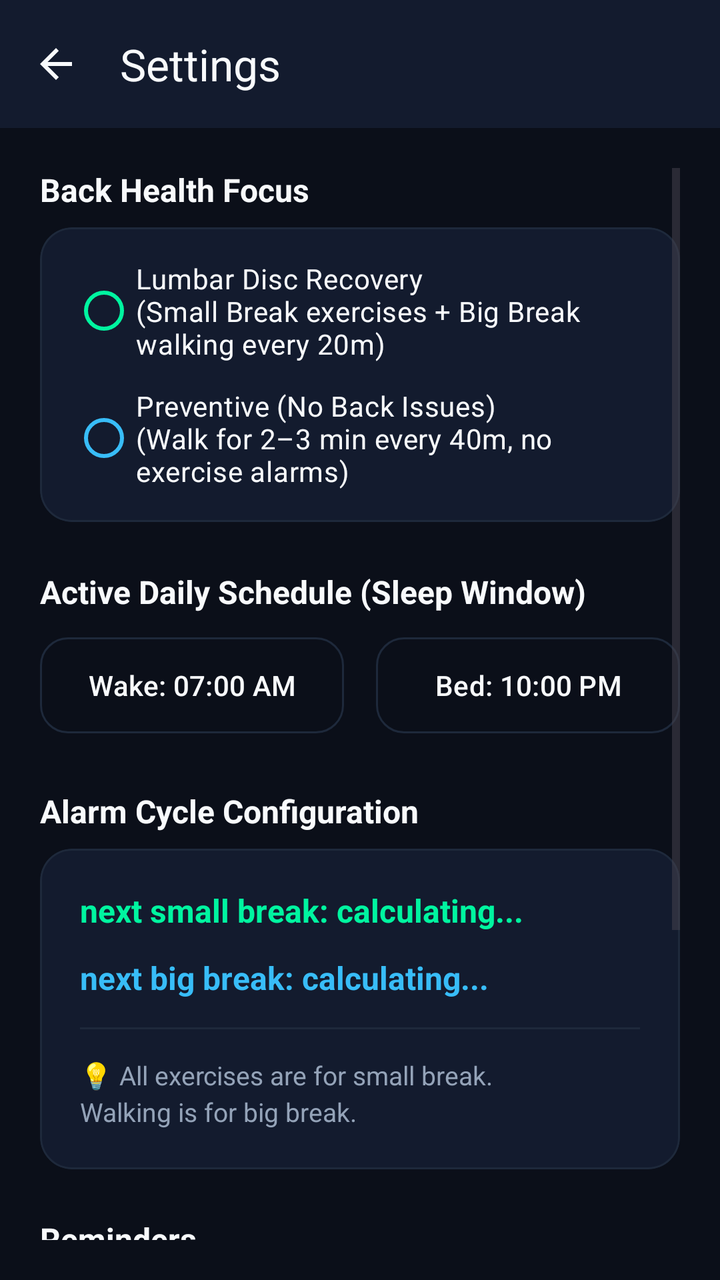
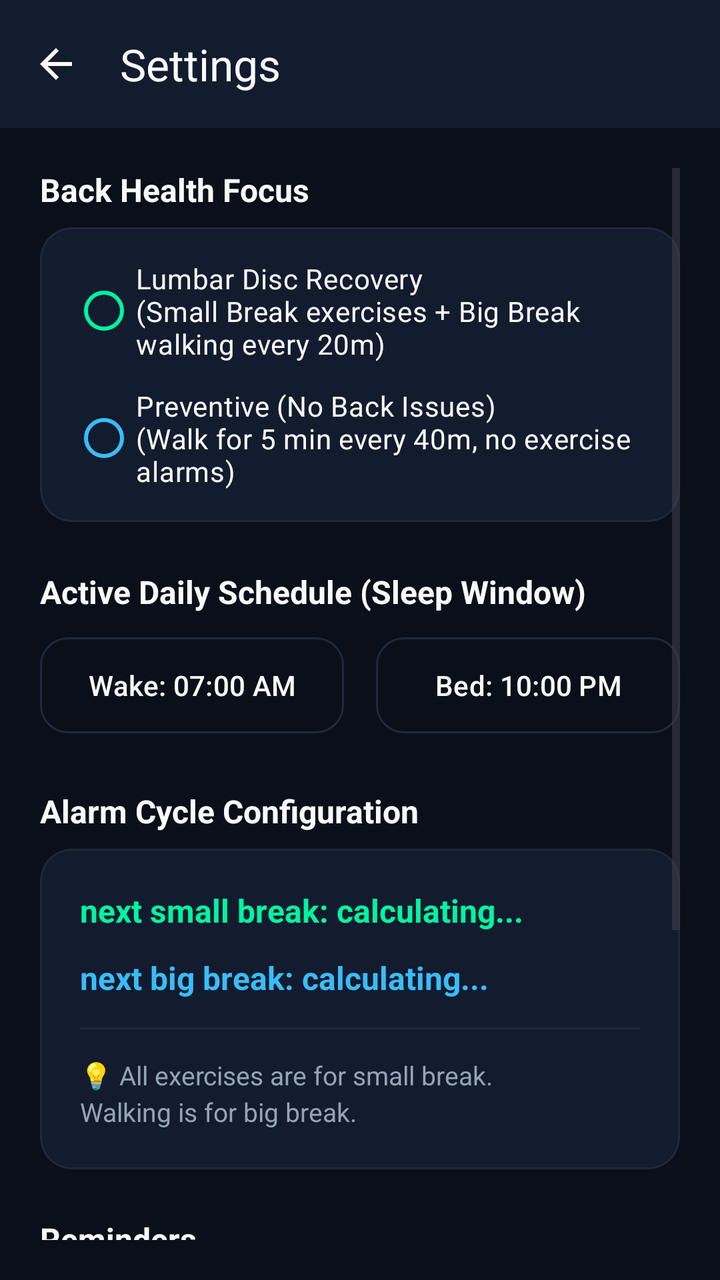

Screens rendered from an Android XML layout before and after an edit, with the pre-edit source and the edit as a unified diff.
<!-- AndroidManifest.xml: application theme Theme.BackHealth -->
<!-- res/layout/activity_settings.xml -->
<?xml version="1.0" encoding="utf-8"?>
<LinearLayout xmlns:android="http://schemas.android.com/apk/res/android"
    xmlns:app="http://schemas.android.com/apk/res-auto"
    android:layout_width="match_parent"
    android:layout_height="match_parent"
    android:background="@color/bg_obsidian"
    android:orientation="vertical">

    <com.google.android.material.appbar.MaterialToolbar
        android:id="@+id/toolbarSettings"
        android:layout_width="match_parent"
        android:layout_height="?attr/actionBarSize"
        android:background="@color/card_dark_slate"
        app:navigationIcon="?attr/homeAsUpIndicator"
        app:navigationIconTint="@color/text_primary"
        app:title="Settings"
        app:titleTextColor="@color/text_primary" />

    <ScrollView
        android:layout_width="match_parent"
        android:layout_height="match_parent"
        android:padding="20dp">

        <LinearLayout
            android:layout_width="match_parent"
            android:layout_height="wrap_content"
            android:orientation="vertical">

            
            <TextView
                android:layout_width="wrap_content"
                android:layout_height="wrap_content"
                android:layout_marginBottom="8dp"
                android:text="Back Health Focus"
                android:textColor="@color/text_primary"
                android:textSize="16sp"
                android:textStyle="bold" />

            <com.google.android.material.card.MaterialCardView
                android:layout_width="match_parent"
                android:layout_height="wrap_content"
                android:layout_marginBottom="24dp"
                app:cardBackgroundColor="@color/card_dark_slate"
                app:cardCornerRadius="16dp"
                app:cardElevation="0dp"
                app:strokeColor="@color/card_border"
                app:strokeWidth="1dp">

                <RadioGroup
                    android:id="@+id/rgSettingUserType"
                    android:layout_width="match_parent"
                    android:layout_height="wrap_content"
                    android:padding="16dp">

                    <com.google.android.material.radiobutton.MaterialRadioButton
                        android:id="@+id/rbSettingDiscPatient"
                        android:layout_width="match_parent"
                        android:layout_height="wrap_content"
                        android:text="Lumbar Disc Recovery\n(Small Break exercises + Big Break walking every 20m)"
                        android:textColor="@color/text_primary"
                        android:textSize="14sp"
                        app:buttonTint="@color/neon_mint" />

                    <com.google.android.material.radiobutton.MaterialRadioButton
                        android:id="@+id/rbSettingPreventive"
                        android:layout_width="match_parent"
                        android:layout_height="wrap_content"
                        android:layout_marginTop="12dp"
                        android:text="Preventive (No Back Issues)\n(Walk for 2–3 min every 40m, no exercise alarms)"
                        android:textColor="@color/text_primary"
                        android:textSize="14sp"
                        app:buttonTint="@color/neon_cyan" />
                </RadioGroup>
            </com.google.android.material.card.MaterialCardView>

            
            <TextView
                android:layout_width="wrap_content"
                android:layout_height="wrap_content"
                android:layout_marginBottom="8dp"
                android:text="Active Daily Schedule (Sleep Window)"
                android:textColor="@color/text_primary"
                android:textSize="16sp"
                android:textStyle="bold" />

            <LinearLayout
                android:layout_width="match_parent"
                android:layout_height="wrap_content"
                android:layout_marginBottom="24dp"
                android:orientation="horizontal">

                <com.google.android.material.button.MaterialButton
                    android:id="@+id/btnSettingWakeTime"
                    style="@style/Widget.Material3.Button.OutlinedButton"
                    android:layout_width="0dp"
                    android:layout_height="56dp"
                    android:layout_marginEnd="8dp"
                    android:layout_weight="1"
                    android:text="Wake: 07:00 AM"
                    android:textAllCaps="false"
                    android:textColor="@color/text_primary"
                    app:cornerRadius="14dp"
                    app:strokeColor="@color/card_border" />

                <com.google.android.material.button.MaterialButton
                    android:id="@+id/btnSettingBedTime"
                    style="@style/Widget.Material3.Button.OutlinedButton"
                    android:layout_width="0dp"
                    android:layout_height="56dp"
                    android:layout_marginStart="8dp"
                    android:layout_weight="1"
                    android:text="Bed: 10:00 PM"
                    android:textAllCaps="false"
                    android:textColor="@color/text_primary"
                    app:cornerRadius="14dp"
                    app:strokeColor="@color/card_border" />
            </LinearLayout>

            
            <TextView
                android:layout_width="wrap_content"
                android:layout_height="wrap_content"
                android:layout_marginBottom="8dp"
                android:text="Alarm Cycle Configuration"
                android:textColor="@color/text_primary"
                android:textSize="16sp"
                android:textStyle="bold" />

            <com.google.android.material.card.MaterialCardView
                android:layout_width="match_parent"
                android:layout_height="wrap_content"
                android:layout_marginBottom="24dp"
                app:cardBackgroundColor="@color/card_dark_slate"
                app:cardCornerRadius="16dp"
                app:cardElevation="0dp"
                app:strokeColor="@color/card_border"
                app:strokeWidth="1dp">

                <LinearLayout
                    android:layout_width="match_parent"
                    android:layout_height="wrap_content"
                    android:orientation="vertical"
                    android:padding="20dp">

                    <TextView
                        android:id="@+id/tvNextSmallBreak"
                        android:layout_width="wrap_content"
                        android:layout_height="wrap_content"
                        android:text="next small break: calculating..."
                        android:textColor="@color/neon_mint"
                        android:textSize="16sp"
                        android:textStyle="bold" />

                    <TextView
                        android:id="@+id/tvNextBigBreak"
                        android:layout_width="wrap_content"
                        android:layout_height="wrap_content"
                        android:layout_marginTop="12dp"
                        android:text="next big break: calculating..."
                        android:textColor="@color/neon_cyan"
                        android:textSize="16sp"
                        android:textStyle="bold" />

                    <View
                        android:layout_width="match_parent"
                        android:layout_height="1dp"
                        android:layout_marginVertical="14dp"
                        android:background="@color/card_border" />

                    <TextView
                        android:id="@+id/tvCycleDescription"
                        android:layout_width="wrap_content"
                        android:layout_height="wrap_content"
                        android:lineSpacingExtra="3dp"
                        android:text="💡 All exercises are for small break.\nWalking is for big break."
                        android:textColor="@color/text_secondary"
                        android:textSize="13sp" />
                </LinearLayout>
            </com.google.android.material.card.MaterialCardView>

            
            <TextView
                android:layout_width="wrap_content"
                android:layout_height="wrap_content"
                android:layout_marginBottom="8dp"
                android:text="Reminders"
                android:textColor="@color/text_primary"
                android:textSize="16sp"
                android:textStyle="bold" />

            <com.google.android.material.card.MaterialCardView
                android:layout_width="match_parent"
                android:layout_height="wrap_content"
                android:layout_marginBottom="24dp"
                app:cardBackgroundColor="@color/card_dark_slate"
                app:cardCornerRadius="16dp"
                app:cardElevation="0dp"
                app:strokeColor="@color/card_border"
                app:strokeWidth="1dp">

                <LinearLayout
                    android:layout_width="match_parent"
                    android:layout_height="wrap_content"
                    android:orientation="vertical"
                    android:padding="16dp">

                    <RelativeLayout
                        android:layout_width="match_parent"
                        android:layout_height="wrap_content"
                        android:layout_marginBottom="12dp">

                        <TextView
                            android:layout_width="wrap_content"
                            android:layout_height="wrap_content"
                            android:text="Sound on Alarm"
                            android:textColor="@color/text_primary"
                            android:textSize="15sp" />

                        <com.google.android.material.switchmaterial.SwitchMaterial
                            android:id="@+id/switchSound"
                            android:layout_width="wrap_content"
                            android:layout_height="wrap_content"
                            android:layout_alignParentEnd="true"
                            android:checked="true" />
                    </RelativeLayout>

                    <RelativeLayout
                        android:layout_width="match_parent"
                        android:layout_height="wrap_content">

                        <TextView
                            android:layout_width="wrap_content"
                            android:layout_height="wrap_content"
                            android:text="Vibration on Alarm"
                            android:textColor="@color/text_primary"
                            android:textSize="15sp" />

                        <com.google.android.material.switchmaterial.SwitchMaterial
                            android:id="@+id/switchVibration"
                            android:layout_width="wrap_content"
                            android:layout_height="wrap_content"
                            android:layout_alignParentEnd="true"
                            android:checked="true" />
                    </RelativeLayout>
                </LinearLayout>
            </com.google.android.material.card.MaterialCardView>

            <com.google.android.material.button.MaterialButton
                android:id="@+id/btnResetExercises"
                style="@style/Widget.Material3.Button.OutlinedButton"
                android:layout_width="match_parent"
                android:layout_height="52dp"
                android:layout_marginBottom="20dp"
                android:text="Reset All Excluded Exercises"
                android:textAllCaps="false"
                android:textColor="@color/rose_accent"
                app:cornerRadius="14dp"
                app:strokeColor="@color/card_border" />

        </LinearLayout>
    </ScrollView>

</LinearLayout>
<!-- resources referenced by this layout -->
<resources>
  <color name="bg_obsidian">#0B0F19</color>
  <color name="card_border">#1E293B</color>
  <color name="card_dark_slate">#131B2E</color>
  <color name="neon_cyan">#38BDF8</color>
  <color name="neon_mint">#00F5A0</color>
  <color name="rose_accent">#FB7185</color>
  <color name="text_primary">#F8FAFC</color>
  <color name="text_secondary">#94A3B8</color>
  <style name="Theme.BackHealth" parent="Theme.Material3.DayNight.NoActionBar">
          <item name="colorPrimary">@color/teal_primary</item>
          <item name="colorPrimaryDark">@color/teal_primary_dark</item>
          <item name="colorSecondary">@color/amber_accent</item>
          <item name="android:statusBarColor">@color/bg_obsidian</item>
          <item name="android:windowLightStatusBar">false</item>
          <item name="android:windowBackground">@color/bg_obsidian</item>
      </style>
  <color name="teal_primary">#14B8A6</color>
  <color name="teal_primary_dark">#0F766E</color>
  <color name="amber_accent">#FBBF24</color>
</resources>

<!-- the commit's change to res/layout/activity_settings.xml (unified diff, before → after) -->
@@ -66,7 +66,7 @@
                         android:layout_width="match_parent"
                         android:layout_height="wrap_content"
                         android:layout_marginTop="12dp"
-                        android:text="Preventive (No Back Issues)\n(Walk for 2–3 min every 40m, no exercise alarms)"
+                        android:text="Preventive (No Back Issues)\n(Walk for 5 min every 40m, no exercise alarms)"
                         android:textColor="@color/text_primary"
                         android:textSize="14sp"
                         app:buttonTint="@color/neon_cyan" />
